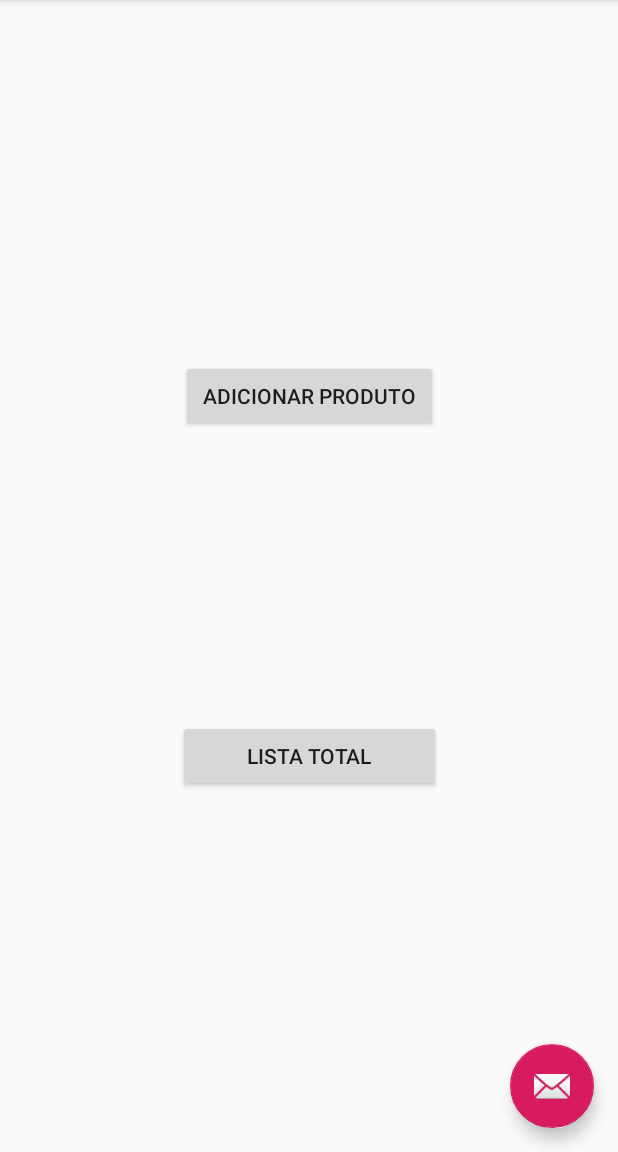
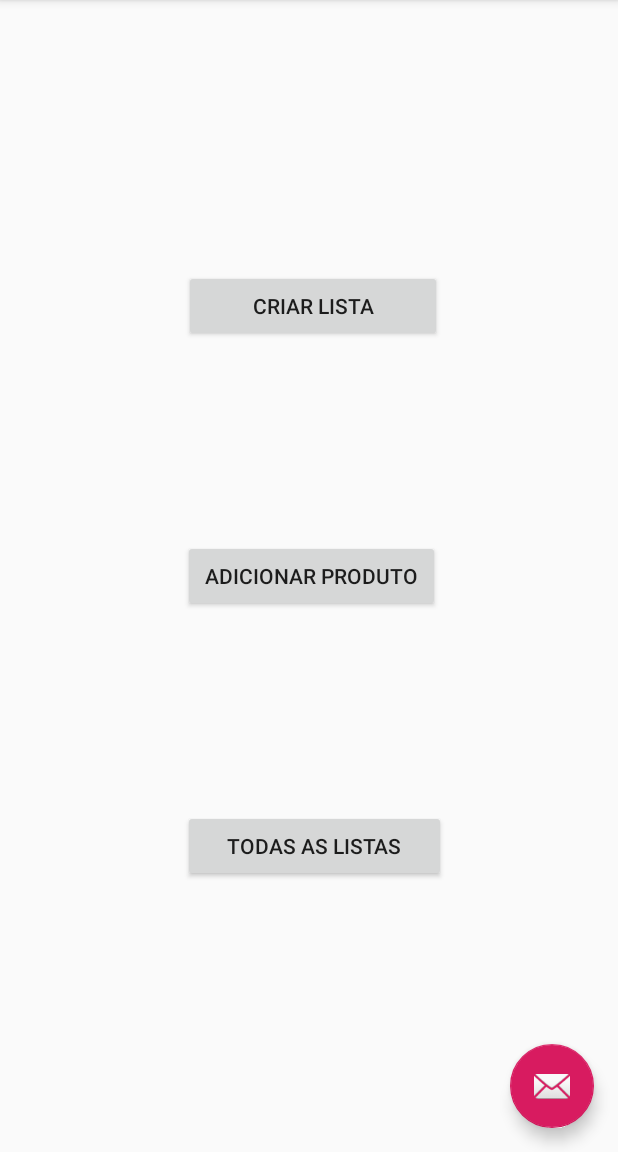
Before and after one commit to Cristianoteixeira119988/ListaDeCompras, an Android app: the screen it shows after launch (MainActivity), on a phone screen of 412 x 824 dp, the part 84-1236 px from its top. Run offline under Robolectric (Android 15) with nearby library versions, the phone set to English and light mode, and no system bars.

Commit message:
Adicionamento do botao criar lista

```diff
--- a/app/src/main/res/layout/content_main.xml
+++ b/app/src/main/res/layout/content_main.xml
@@ -14,13 +14,16 @@
         android:layout_height="wrap_content"
         android:layout_marginStart="8dp"
         android:layout_marginLeft="8dp"
-        android:layout_marginTop="240dp"
+        android:layout_marginTop="8dp"
         android:layout_marginEnd="8dp"
         android:layout_marginRight="8dp"
+        android:layout_marginBottom="8dp"
         android:text="@string/adicionar_produto"
+        app:layout_constraintBottom_toTopOf="@+id/buttonListaTotal"
         app:layout_constraintEnd_toEndOf="parent"
+        app:layout_constraintHorizontal_bias="0.508"
         app:layout_constraintStart_toStartOf="parent"
-        app:layout_constraintTop_toTopOf="parent" />
+        app:layout_constraintTop_toBottomOf="@+id/button" />
 
     <Button
         android:id="@+id/buttonListaTotal"
@@ -30,9 +33,25 @@
         android:layout_marginLeft="8dp"
         android:layout_marginEnd="8dp"
         android:layout_marginRight="8dp"
-        android:layout_marginBottom="240dp"
-        android:text="@string/lista_total"
+        android:layout_marginBottom="180dp"
+        android:text="@string/todas_as_listas"
         app:layout_constraintBottom_toBottomOf="parent"
         app:layout_constraintEnd_toEndOf="parent"
+        app:layout_constraintHorizontal_bias="0.518"
         app:layout_constraintStart_toStartOf="parent" />
+
+    <Button
+        android:id="@+id/button"
+        android:layout_width="172dp"
+        android:layout_height="wrap_content"
+        android:layout_marginStart="8dp"
+        android:layout_marginLeft="8dp"
+        android:layout_marginTop="180dp"
+        android:layout_marginEnd="8dp"
+        android:layout_marginRight="8dp"
+        android:text="@string/criar_lista"
+        app:layout_constraintEnd_toEndOf="parent"
+        app:layout_constraintHorizontal_bias="0.511"
+        app:layout_constraintStart_toStartOf="parent"
+        app:layout_constraintTop_toTopOf="parent" />
 </android.support.constraint.ConstraintLayout>
--- a/app/src/main/res/values/strings.xml
+++ b/app/src/main/res/values/strings.xml
@@ -6,4 +6,6 @@
     <string name="title_activity_pagina_add_produto">PaginaAddProduto</string>
     <string name="title_activity_lista_total">ListaTotal</string>
     <string name="title_activity_adicionar_produto">AdicionarProduto</string>
+    <string name="todas_as_listas">Todas As Listas</string>
+    <string name="criar_lista">Criar Lista</string>
 </resources>
```
